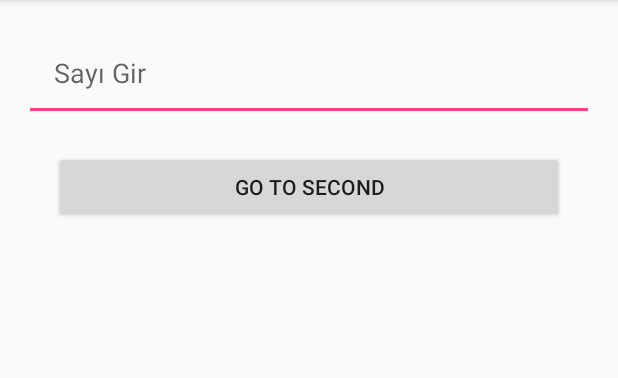
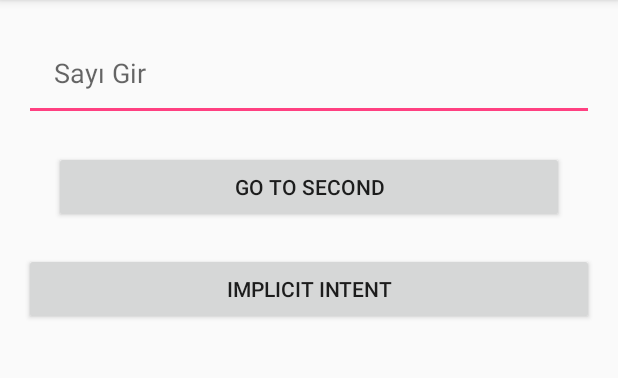
Before and after one commit to Ex-Viveka/AndroidEgitimi, an Android app: the screen it shows after launch (FirstActivity), on a phone screen of 412 x 824 dp, the part 84-462 px from its top. Run offline under Robolectric (Android 15) with nearby library versions, the light colour scheme and no system bars.

Commit message:
Implicit Intent

```diff
--- a/AndroidStuidoDenemesi/app/src/main/res/layout/activity_first.xml
+++ b/AndroidStuidoDenemesi/app/src/main/res/layout/activity_first.xml
@@ -28,4 +28,12 @@
         android:layout_margin="20dp"
         android:text="Go to Second"/>
 
+
+    <Button
+        android:id="@+id/bImplicitButton"
+        android:layout_width="match_parent"
+        android:layout_height="wrap_content"
+        android:layout_below="@+id/bGotoSecond"
+        android:text="Implicit Intent"/>
+
 </RelativeLayout>
```
Also changed, not shown: AndroidStuidoDenemesi/app/src/main/java/com/kanilturgut/androidstuidodenemesi/FirstActivity.java (+14 -0 lines).
